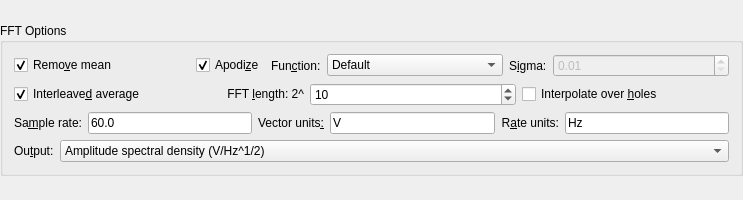
Above: src/widgets/fftoptions.ui from Kst-plot/kst before the change. Below: the same form after it.
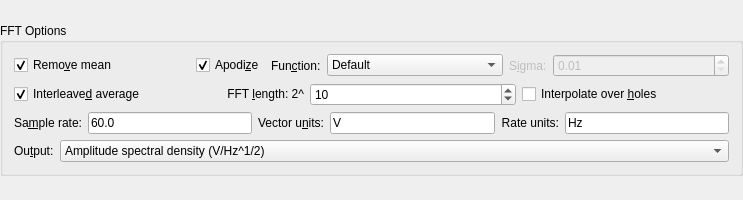
That is the form after the change.

Patch:
```diff
--- a/src/widgets/fftoptions.ui
+++ b/src/widgets/fftoptions.ui
@@ -86,7 +86,10 @@
          </widget>
         </item>
         <item row="0" column="4" >
-         <widget class="QLabel" name="textLabel1" >
+         <widget class="QLabel" name="_sigmaLabel" >
+          <property name="enabled" >
+           <bool>false</bool>
+          </property>
           <property name="sizePolicy" >
            <sizepolicy vsizetype="Preferred" hsizetype="Fixed" >
             <horstretch>0</horstretch>
@@ -278,7 +281,7 @@
            <string>Apply new data sample specifications to selected vectors.</string>
           </property>
           <property name="text" >
-           <string>Vector units&amp;:</string>
+           <string>Vector u&amp;nits:</string>
           </property>
           <property name="alignment" >
            <set>Qt::AlignRight|Qt::AlignTrailing|Qt::AlignVCenter</set>
@@ -310,7 +313,7 @@
            </sizepolicy>
           </property>
           <property name="text" >
-           <string>R&amp;ate units:</string>
+           <string>Rate units:</string>
           </property>
           <property name="alignment" >
            <set>Qt::AlignRight|Qt::AlignTrailing|Qt::AlignVCenter</set>
```
